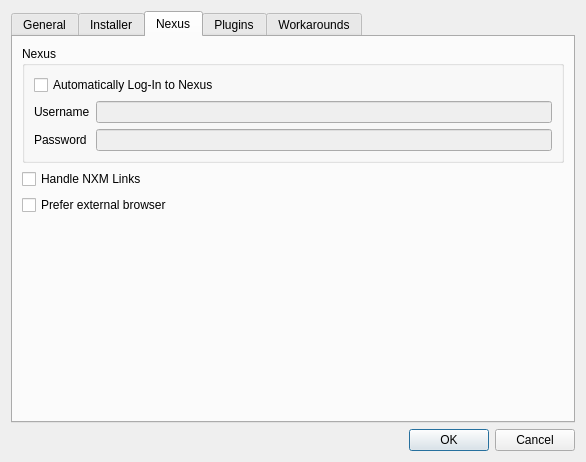
This is modorganizer/src/settingsdialog.ui in Holt59/mo2-merge as Qt 5 draws it before an edit. The edited form follows.
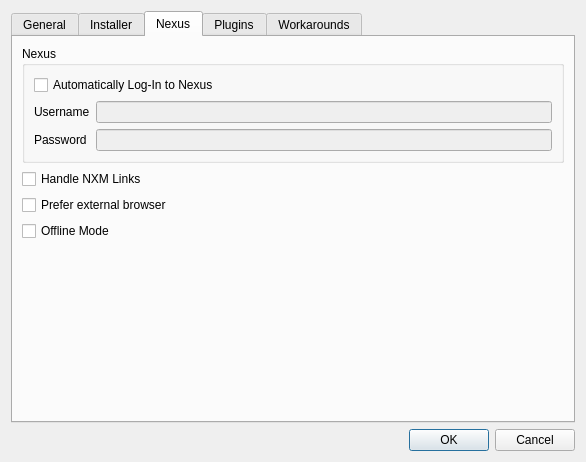
This is the edited form. The open tabs and pages were chosen to show the change. Icons and pictures are not drawn.

Commit message: [modorganizer] - creating mods from overwrite - moving files from overwrite to mods - offline mode - several fixes to the grouping system - fix to "duplicate translation" errors

```diff
--- a/modorganizer/src/settingsdialog.ui
+++ b/modorganizer/src/settingsdialog.ui
@@ -391,6 +391,19 @@
          </property>
         </widget>
        </item>
+       <item>
+        <widget class="QCheckBox" name="offlineBox">
+         <property name="statusTip">
+          <string>Disable automatic internet features</string>
+         </property>
+         <property name="whatsThis">
+          <string>Disable automatic internet features. This does not affect features that are explicitly invoked by the user (like checking mods for updates, endorsing, opening the web browser)</string>
+         </property>
+         <property name="text">
+          <string>Offline Mode</string>
+         </property>
+        </widget>
+       </item>
        <item>
         <spacer name="verticalSpacer_3">
          <property name="orientation">
```
The commit also changes 20 other files.
